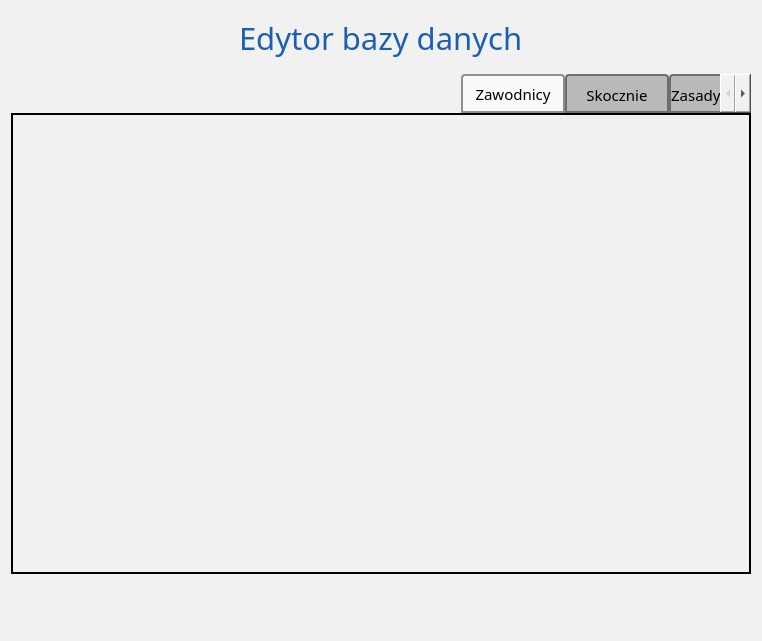
First picture: the form in source/UI/DatabaseEditor/DatabaseEditorWindow.ui, repository SiekamCebule/sj-sim, before the edit.
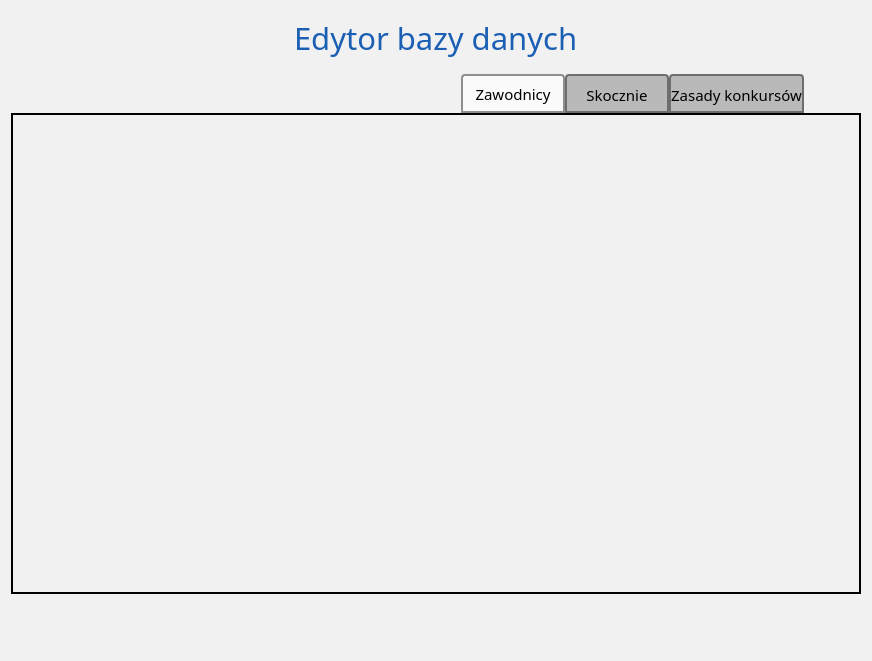
Second picture: the form after the edit. Icons and pictures are not drawn.

Patch:
```diff
--- a/source/UI/DatabaseEditor/DatabaseEditorWindow.ui
+++ b/source/UI/DatabaseEditor/DatabaseEditorWindow.ui
@@ -6,8 +6,8 @@
    <rect>
     <x>0</x>
     <y>0</y>
-    <width>762</width>
-    <height>641</height>
+    <width>872</width>
+    <height>661</height>
    </rect>
   </property>
   <property name="sizePolicy">
@@ -189,8 +189,8 @@
            <rect>
             <x>0</x>
             <y>0</y>
-            <width>664</width>
-            <height>430</height>
+            <width>774</width>
+            <height>450</height>
            </rect>
           </property>
           <property name="minimumSize">
```
Left out of the diff: 14 changed lines with no effect on the pictures.
